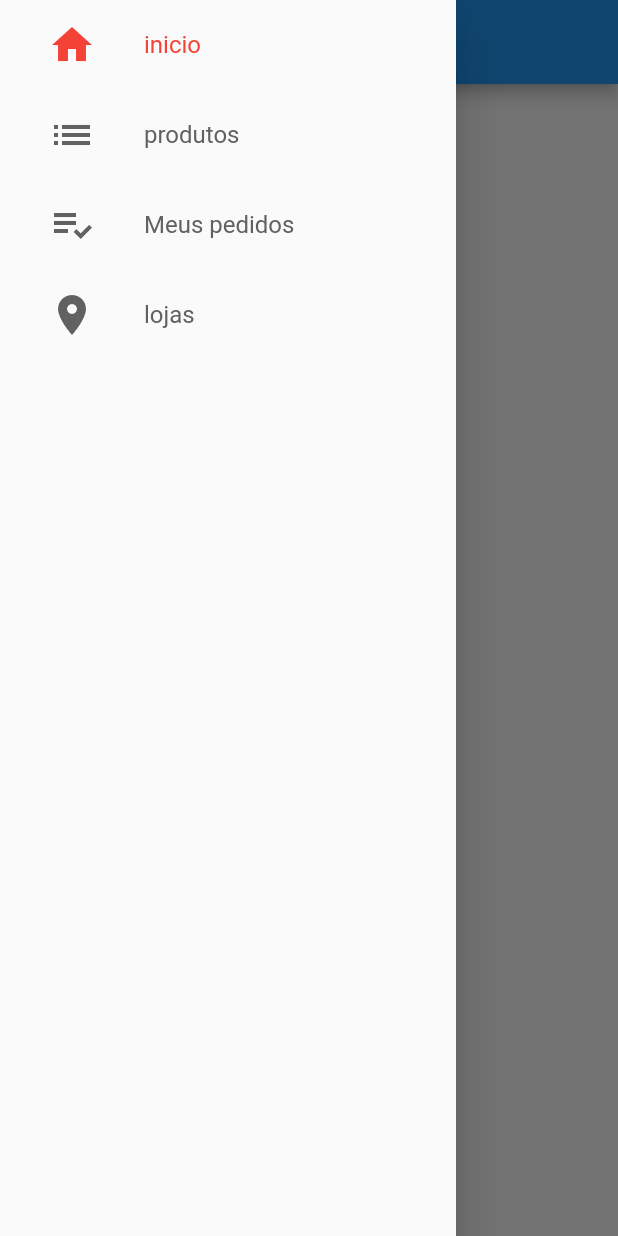
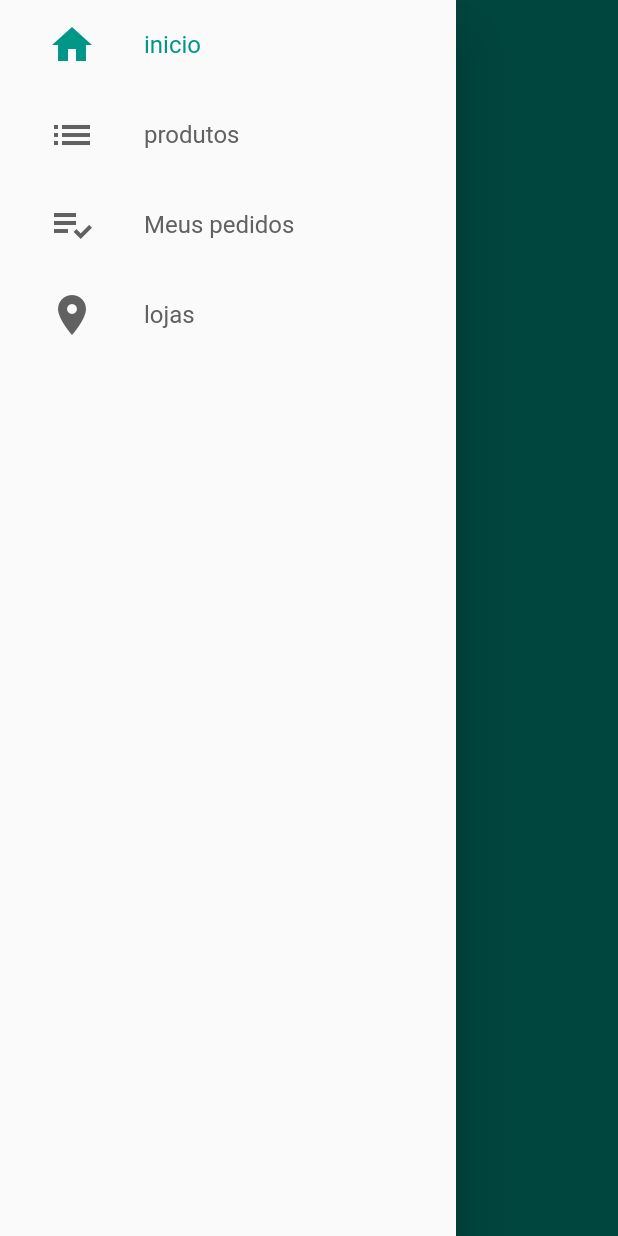
Before and after one commit to jribeiroo/store_virtual_on, a Flutter app: the screen it shows after launch, with the side drawer open, on a phone screen of 412 x 824 dp. Run offline on Flutter 3.47's test engine with Material 2 defaults, Android fonts, the light colour scheme and no system bars.

Commit message:
feat(colorPrimary): define cor primaria
define cor primaria de appBar e scaffold

fixes #06

```diff
--- a/lib/common/custom_drawer/drawer_tile.dart
+++ b/lib/common/custom_drawer/drawer_tile.dart
@@ -13,6 +13,8 @@ class DrawerTile extends StatelessWidget {
   @override
   Widget build(BuildContext context) {
     final int curPage = context.watch<PageManager>().page; // pega a pagina atual
+    final Color primaryColor = Theme.of(context).primaryColor;
+
     return InkWell(
       onTap: (){
 
@@ -28,14 +30,14 @@ class DrawerTile extends StatelessWidget {
               child: Icon(
                 iconData,
                 size: 32,
-                color: curPage == page ? Colors.red : Colors.grey[700],
+                color: curPage == page ? primaryColor : Colors.grey[700],
               ),
             ),
             Text(
               title!,
               style: TextStyle(
                 fontSize: 16,
-                color: curPage == page ? Colors.red : Colors.grey[700],
+                color: curPage == page ? primaryColor : Colors.grey[700],
               )
 
             )
--- a/lib/main.dart
+++ b/lib/main.dart
@@ -16,7 +16,10 @@ class MyApp extends StatelessWidget {
       title: 'Loja do jorge',
       debugShowCheckedModeBanner: false,
       theme: ThemeData(
-        primarySwatch: Colors.blue,
+      primarySwatch: Colors.teal,
+       scaffoldBackgroundColor: Colors.teal,
+       appBarTheme: const AppBarTheme(elevation:0),
+       visualDensity: VisualDensity.adaptivePlatformDensity,
       ),
       home: BaseScreen(),
     );
```
